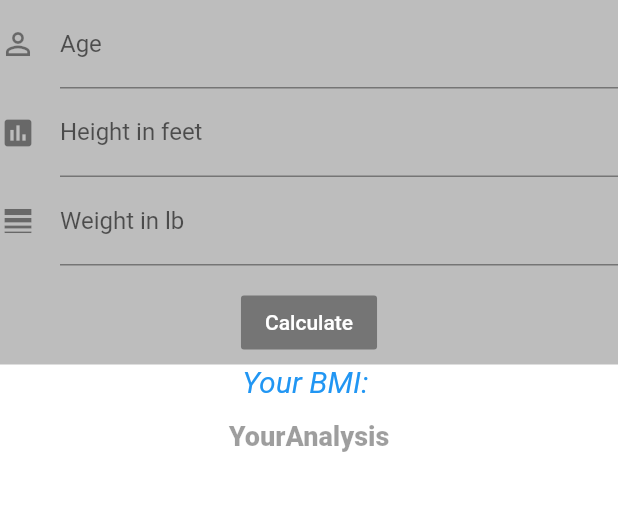
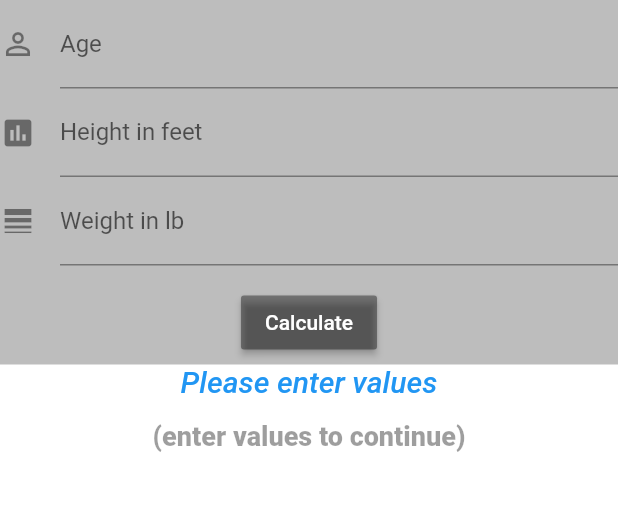
Before and after one commit to kobinawill/bmi_app, a Flutter app: the screen it shows after launch, on a phone screen of 412 x 824 dp, the part 204-715 px from its top. Run offline on Flutter 3.47's test engine with Material 2 defaults, Android fonts, the phone set to English and light mode, and no system bars.

Commit message:
Applicaiton done..

```diff
--- a/lib/ui/HomePage.dart
+++ b/lib/ui/HomePage.dart
@@ -9,6 +9,37 @@ class HomePage extends StatefulWidget{
 }
 
 class home_page extends State<HomePage>{
+  final TextEditingController heightFigure = new TextEditingController();
+  final TextEditingController weightFigure = new TextEditingController();
+  double finalResult;
+  String finalText = "Please enter values";
+  String analysis = "(enter values to continue)";
+  var Category = ["Overweight", "Normal", "Underweight"];
+
+  void calculateBmi (){
+    setState(() {
+      if ((heightFigure.text.isNotEmpty && int.parse(heightFigure.text) > 0) && (weightFigure.text.isNotEmpty && int.parse(weightFigure.text) > 0))
+      {
+        finalResult = 703 * int.parse(weightFigure.text) / (int.parse(heightFigure.text) * int.parse(heightFigure.text));
+        finalText = "Your BMI: ${finalResult.toStringAsFixed(2)}";
+
+        if (finalResult <= 10){
+          analysis = Category[0];
+        }
+        else if(finalResult > 10 && finalResult <= 20){
+          analysis = Category[1];
+        }
+        else {
+          analysis = Category[2];
+        }
+      }
+      else{
+        finalText = "Please enter values";
+        analysis = "(enter values to continue)";
+      }
+    });
+  }
+
   @override
   Widget build(BuildContext context) {
         return new Scaffold(
@@ -44,7 +75,7 @@ class home_page extends State<HomePage>{
                            keyboardType: TextInputType.number,
                          ),
                          new TextField(
-                           controller: null,
+                           controller: heightFigure,
                            decoration: new InputDecoration(
                              labelText: "Height in feet",
                              icon: new Icon(Icons.insert_chart)
@@ -52,7 +83,7 @@ class home_page extends State<HomePage>{
                            keyboardType: TextInputType.number,
                          ),
                          new TextField(
-                           controller: null,
+                           controller: weightFigure,
                            decoration: new InputDecoration(
                              labelText: "Weight in lb",
                              icon: new Icon(Icons.line_weight)
@@ -60,7 +91,7 @@ class home_page extends State<HomePage>{
                            keyboardType: TextInputType.number,
                          ),
                          new Padding(padding: new EdgeInsets.all(7.0)),
-                         new RaisedButton(onPressed: null,
+                         new RaisedButton(onPressed: calculateBmi,
                          child: new Text("Calculate",
                          style: new TextStyle(color: Colors.white),),
                          color: Colors.black38,)
@@ -69,18 +100,19 @@ class home_page extends State<HomePage>{
                    ),
                    new Container(
                      alignment: Alignment.center,
-                     child: new Text("Your BMI: ",
+                     child: new Text(finalText,
                         style: new TextStyle(
                           color: Colors.blue,
                           fontStyle: FontStyle.italic,
-                          fontSize: 20
+                          fontSize: 20,
+                          fontWeight: FontWeight.w500
                         ),
                      ),
                    ),
                    new Padding(padding: new EdgeInsets.all(7)),
                    new Container(
                      alignment: Alignment.center,
-                     child: new Text("YourAnalysis",
+                     child: new Text(analysis,
                      style: new TextStyle(color: Colors.black38,
                      fontSize: 18,
                      fontWeight: FontWeight.w900),),
```
